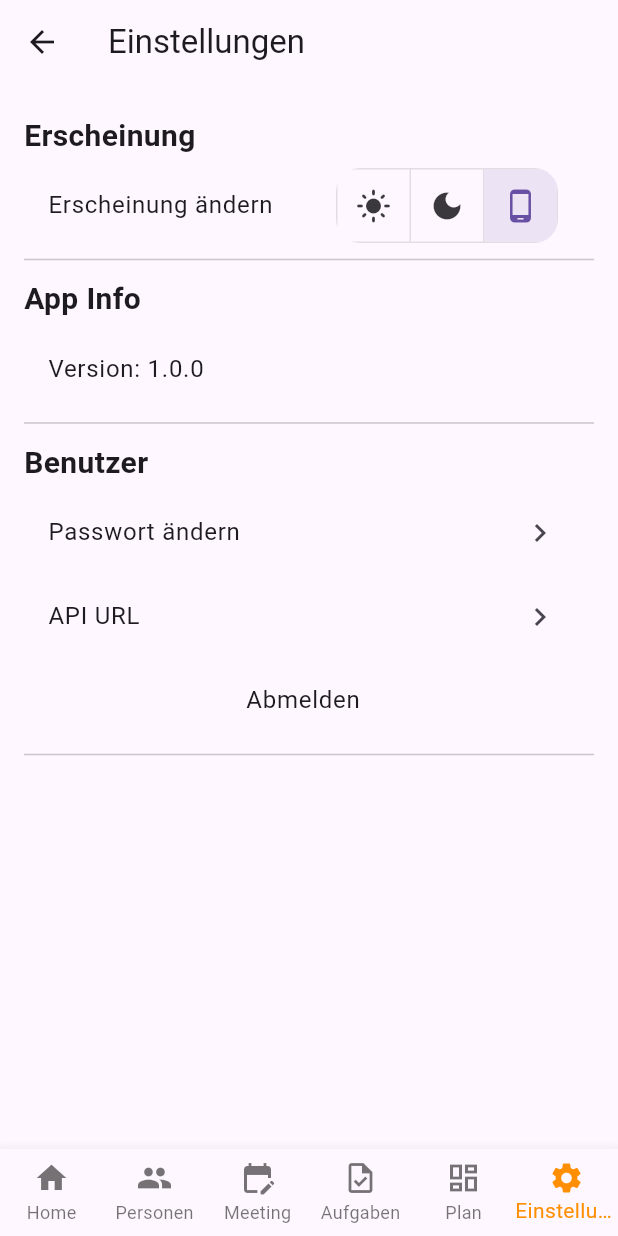
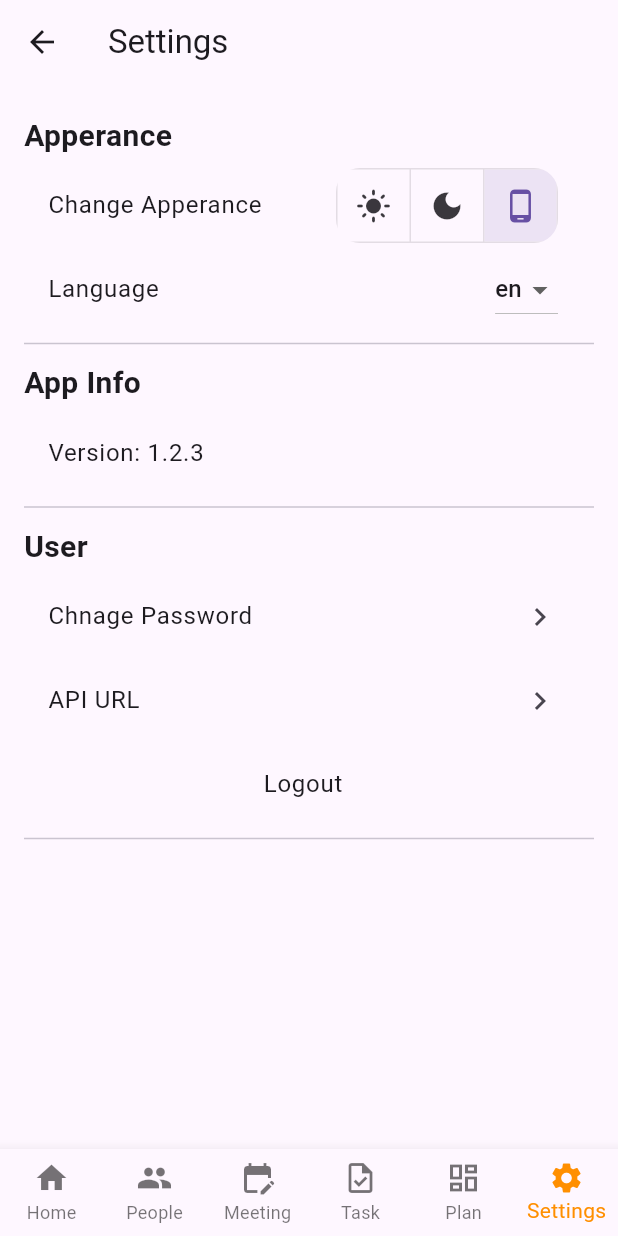
Before and after one commit to MarkusS04/meeting_planning_tool, a Flutter app: the SettingsPage screen opened by its route, on a phone screen of 412 x 824 dp. Run offline on Flutter 3.47's test engine with Material 3 defaults, Android fonts, the phone set to English and light mode, and no system bars; our stand-ins replace calendar_date_picker2, flutter_speed_dial, logger, month_picker_dialog, open_filex, package_info_plus and 2 more; missing offline and left inert: flutter_pdfview, jwt_decode, universal_html; accounts and stored records are empty; generated files the repository leaves out were written again.

Commit message:
settings for language

```diff
--- a/lib/l10n/app_de.arb
+++ b/lib/l10n/app_de.arb
@@ -33,6 +33,7 @@
   "showPDF": "PDF anzeigen",
   "home": "Home",
   "id":"ID",
+  "lang": "Sprache",
   "lastname": "Nachname",
   "login": "Anmelden",
   "logout": "Abmelden",
--- a/lib/l10n/app_en.arb
+++ b/lib/l10n/app_en.arb
@@ -34,6 +34,7 @@
   "home": "Home",
   "id":"ID",
   "lastname": "Lastname",
+  "lang": "Language",
   "login": "Login",
   "logout": "Logout",
   "meeting": "Meeting",
--- /dev/null
+++ b/lib/screens/settings/language.dart
@@ -0,0 +1,48 @@
+import 'package:flutter/material.dart';
+import 'package:flutter_gen/gen_l10n/app_localizations.dart';
+import 'package:meeting_planning_tool/screens/startup.dart';
+import 'package:shared_preferences/shared_preferences.dart';
+
+class SetLanguageWidget extends StatefulWidget {
+  final Locale locale;
+  const SetLanguageWidget({super.key, required this.locale});
+
+  @override
+  State<SetLanguageWidget> createState() => _SetLanguageWidgetState();
+}
+
+class _SetLanguageWidgetState extends State<SetLanguageWidget> {
+  late Locale _locale;
+  @override
+  void initState() {
+    super.initState();
+    _locale = widget.locale;
+  }
+
+  @override
+  Widget build(BuildContext context) {
+    return ListTile(
+      title: Text(AppLocalizations.of(context).lang),
+      trailing: DropdownButton<Locale>(
+        value: _locale,
+        onChanged: (Locale? lang) {
+          if (lang != null) {
+            setState(() async {
+              _locale = lang;
+              SharedPreferences prefs = await SharedPreferences.getInstance();
+              prefs.setString('langCode', _locale.languageCode);
+              StartPageScreenState.setLocale(context, _locale);
+            });
+          }
+        },
+        items: AppLocalizations.supportedLocales
+            .map<DropdownMenuItem<Locale>>((Locale locale) {
+          return DropdownMenuItem<Locale>(
+            value: locale,
+            child: Text(locale.languageCode),
+          );
+        }).toList(),
+      ),
+    );
+  }
+}
--- a/lib/screens/settings/settings.dart
+++ b/lib/screens/settings/settings.dart
@@ -3,6 +3,7 @@ import 'package:meeting_planning_tool/data/api.dart';
 import 'package:meeting_planning_tool/screens/navbar.dart';
 import 'package:meeting_planning_tool/screens/settings/apperance.dart';
 import 'package:meeting_planning_tool/screens/settings/change_api.dart';
+import 'package:meeting_planning_tool/screens/settings/language.dart';
 import 'package:meeting_planning_tool/screens/settings/version.dart';
 import 'package:meeting_planning_tool/screens/user/change_pw.dart';
 import 'package:meeting_planning_tool/widgets/settings_group.dart';
@@ -24,7 +25,12 @@ class SettingsPage extends StatelessWidget {
         child: Column(children: [
           SettingGroup(
             title: locale.apperance,
-            settingItems: const [SetApperance()],
+            settingItems: [
+              const SetApperance(),
+              SetLanguageWidget(
+                locale: Localizations.localeOf(context),
+              )
+            ],
           ),
           SettingGroup(
             title: locale.appInfo,
--- a/lib/screens/startup.dart
+++ b/lib/screens/startup.dart
@@ -11,9 +11,11 @@ import 'package:shared_preferences/shared_preferences.dart';
 import 'package:flutter_gen/gen_l10n/app_localizations.dart';
 
 class StartPageScreen extends StatefulWidget {
-  const StartPageScreen({super.key, required this.initTheme});
+  const StartPageScreen(
+      {super.key, required this.initTheme, required this.locale});
 
   final ThemeMode initTheme;
+  final Locale locale;
 
   @override
   State<StartPageScreen> createState() => StartPageScreenState();
@@ -21,9 +23,16 @@ class StartPageScreen extends StatefulWidget {
 
 class StartPageScreenState extends State<StartPageScreen> {
   static ThemeMode? _theme;
+  static Locale? _locale;
   void _setTheme(ThemeMode mode) {
     setState(() {
       _theme = mode;
+    });
+  }
+
+  void _setLocale(Locale locale) {
+    setState(() {
+      _locale = locale;
     });
   }
 
@@ -47,10 +56,19 @@ class StartPageScreenState extends State<StartPageScreen> {
     }
   }
 
+  static void setLocale(BuildContext context, Locale locale) {
+    StartPageScreenState? state =
+        context.findAncestorStateOfType<StartPageScreenState>();
+    if (state != null) {
+      state._setLocale(locale);
+    }
+  }
+
   @override
   void initState() {
     super.initState();
     _theme = widget.initTheme;
+    _locale = widget.locale;
   }
 
   @override
@@ -58,7 +76,7 @@ class StartPageScreenState extends State<StartPageScreen> {
     return MaterialApp(
       localizationsDelegates: AppLocalizations.localizationsDelegates,
       supportedLocales: AppLocalizations.supportedLocales,
-      locale: const Locale('de', 'DE'),
+      locale: _locale,
       title: 'Meeting Planning Tool',
       theme: ThemeData(
         primarySwatch: Colors.blue,
--- a/pubspec.yaml
+++ b/pubspec.yaml
@@ -16,7 +16,7 @@ publish_to: 'none' # Remove this line if you wish to publish to pub.dev
 # https://developer.apple.com/library/archive/documentation/General/Reference/InfoPlistKeyReference/Articles/CoreFoundationKeys.html
 # In Windows, build-name is used as the major, minor, and patch parts
 # of the product and file versions while build-number is used as the build suffix.
-version: 1.0.0
+version: 1.2.3
 
 environment:
   sdk: '>=3.3.0 <4.0.0'
```
Also changed, not shown: lib/main.dart (+27 -1 lines).
